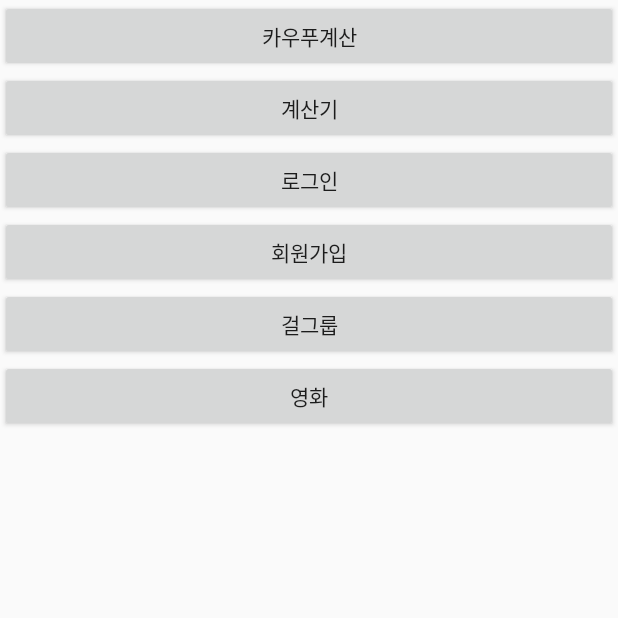
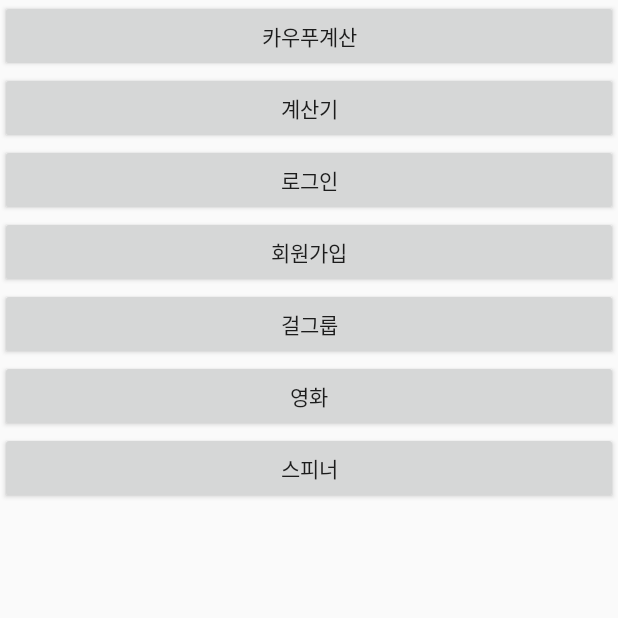
Before and after one commit to pakjkwan/MyApp2, an Android app: the screen it shows after launch (MainActivity), on a phone screen of 412 x 824 dp, the top half of it. Run offline under Robolectric (Android 15) with nearby library versions, the phone set to English and light mode, and no system bars.

Commit message:
16.06.18. 영화 포스터 코딩 중 (2)....

```diff
--- a/app/src/main/AndroidManifest.xml
+++ b/app/src/main/AndroidManifest.xml
@@ -47,7 +47,8 @@
             android:value="@integer/google_play_services_version" />
 
         <activity android:name=".group.GroupActivity" />
-        <activity android:name=".movie.MovieActivity"></activity>
+        <activity android:name=".movie.MovieActivity" />
+        <activity android:name=".spinner.SpinnerActivity"></activity>
     </application>
 
 </manifest>
--- a/app/src/main/java/com/hanbit/user/myapp2/main/MainActivity.java
+++ b/app/src/main/java/com/hanbit/user/myapp2/main/MainActivity.java
@@ -13,6 +13,7 @@ import com.hanbit.user.myapp2.kaup.KaupActivity;
 import com.hanbit.user.myapp2.login.Login2Activity;
 import com.hanbit.user.myapp2.movie.MovieActivity;
 import com.hanbit.user.myapp2.signup.SignupActivity;
+import com.hanbit.user.myapp2.spinner.SpinnerActivity;
 
 public class MainActivity extends Activity implements View.OnClickListener {
     /**
@@ -31,6 +32,7 @@ public class MainActivity extends Activity implements View.OnClickListener {
         ((Button) findViewById(R.id.btSignup)).setOnClickListener(this);
         ((Button) findViewById(R.id.btGroup)).setOnClickListener(this);
         ((Button) findViewById(R.id.btMovie)).setOnClickListener(this);
+        ((Button) findViewById(R.id.btSpinner)).setOnClickListener(this);
         // ATTENTION: This was auto-generated to implement the App Indexing API.
         // See https://g.co/AppIndexing/AndroidStudio for more information.
     }
@@ -56,6 +58,9 @@ public class MainActivity extends Activity implements View.OnClickListener {
             case R.id.btMovie:
                 startActivity(new Intent(this, MovieActivity.class));
                 break;
+            case R.id.btSpinner:
+                startActivity(new Intent(this, SpinnerActivity.class));
+                break;
         }
     }
 
--- a/app/src/main/res/layout/activity_main.xml
+++ b/app/src/main/res/layout/activity_main.xml
@@ -33,4 +33,9 @@
         android:layout_height="wrap_content"
         android:text="영화"
         android:id="@+id/btMovie"/>
+    <Button
+        android:layout_width="match_parent"
+        android:layout_height="wrap_content"
+        android:text="스피너"
+        android:id="@+id/btSpinner"/>
 </LinearLayout>
```
Also changed, not shown: app/src/main/java/com/hanbit/user/myapp2/movie/MovieActivity.java (+31 -15 lines), app/src/main/java/com/hanbit/user/myapp2/spinner/SpinnerActivity.java (added, +26 -0 lines), app/src/main/res/layout/activity_spinner.xml (added, +13 -0 lines).
